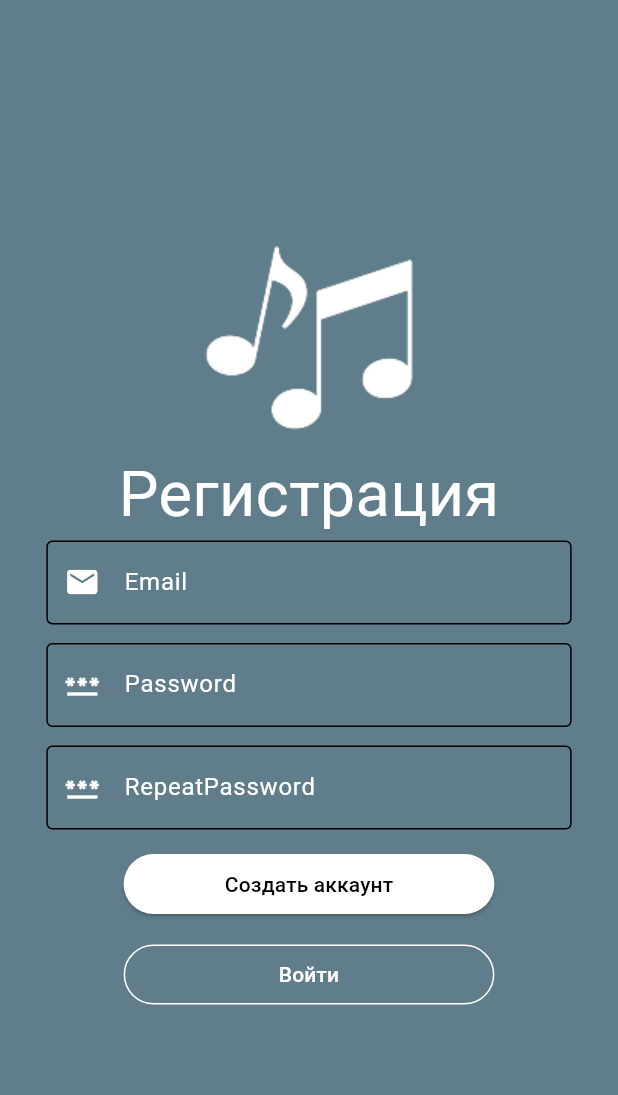
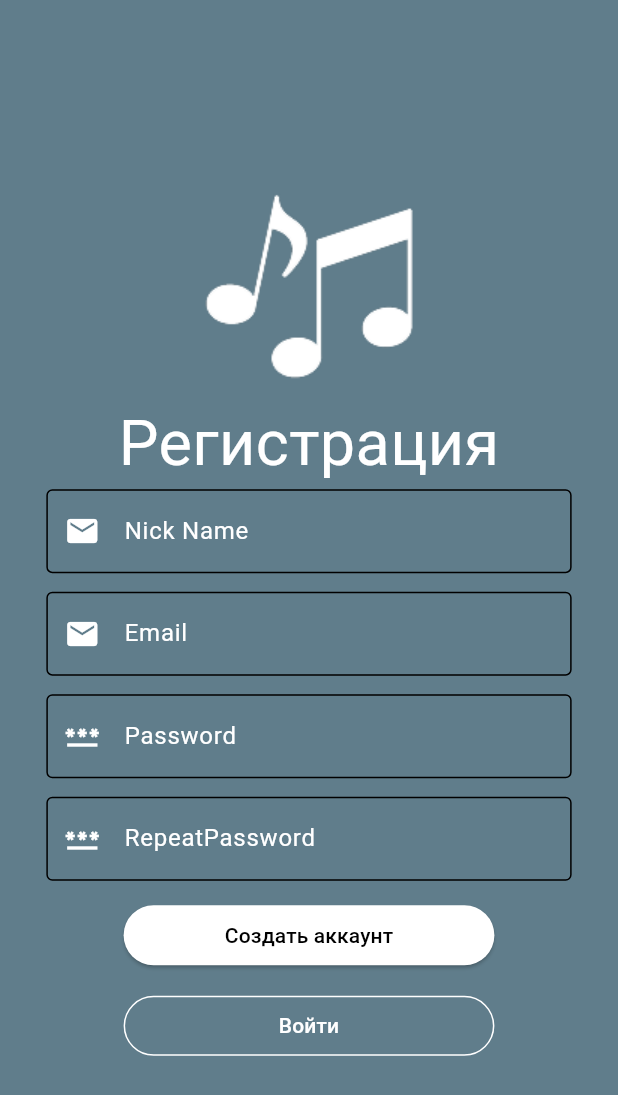
Before and after one commit to MaitoGuyn/music_player, a Flutter app: the RegPage screen opened by its route, on a phone screen of 412 x 824 dp. Shown: the top 1095 px of the screen. Run offline on Flutter 3.47's test engine with Material 3 defaults, Android fonts, the phone set to English and light mode, and no system bars; our stand-ins replace shared_preferences, supabase_flutter; accounts and stored records are empty; statements that could not run were skipped.

Commit message:
master:12345

```diff
--- /dev/null
+++ b/lib/database/storage/image.dart
@@ -0,0 +1,4 @@
+import 'package:supabase_flutter/supabase_flutter.dart';
+
+class storageImage{
+  final Supabase _supabase = Supabase.instance;}
--- a/lib/main.dart
+++ b/lib/main.dart
@@ -49,7 +49,7 @@ class AppTheme extends StatelessWidget {
       ),
       initialRoute: '/',
       routes: {
-        '/': (context) => LandingPage(),
+        '/': (context) => TrackListPage(),
         '/Track': (context) => TrackListPage(),
         '/auth': (context) => AuthPage(),
         '/reg': (context) => RegPage(),
--- a/lib/reg.dart
+++ b/lib/reg.dart
@@ -2,6 +2,7 @@ import 'package:flutter/material.dart';
 import 'package:music_player/TrackListPage.dart';
 import 'package:music_player/auth.dart';
 import 'package:music_player/database/auth.dart';
+import 'package:music_player/database/user_table.dart';
 import 'package:shared_preferences/shared_preferences.dart';
 
 class RegPage extends StatefulWidget {
@@ -15,7 +16,9 @@ class _RegPageState extends State<RegPage> {
   TextEditingController emailController = TextEditingController();
   TextEditingController passController = TextEditingController();
   TextEditingController RepeatpassController = TextEditingController();
+  TextEditingController Nick = TextEditingController();
   AuthServise authServise = AuthServise();
+  UserTable _table =  UserTable();
   @override
   Widget build(BuildContext context) {
     return Scaffold(
@@ -25,6 +28,26 @@ class _RegPageState extends State<RegPage> {
           children: [
             Image.asset('images/logo.png'),
             Text("Регистрация",textScaler: TextScaler.linear(3),),
+            SizedBox(
+              width: MediaQuery.of(context).size.width * 0.85,
+              child: TextField(
+                controller: Nick,
+                cursorColor: Colors.white,
+                decoration: InputDecoration(
+                  prefixIcon: Icon(Icons.email, color: Colors.white),
+                  labelText: 'Nick Name',
+                  labelStyle: TextStyle(color: Colors.white),
+                  focusedBorder: OutlineInputBorder(
+                    borderRadius: BorderRadius.circular(20),
+                    borderSide:BorderSide(color: Colors.white)
+                  ),
+                  enabledBorder: OutlineInputBorder()
+                ),
+              ),
+            ),
+            SizedBox(
+              height: MediaQuery.of(context).size.height * 0.015,
+            ),
             SizedBox(
               width: MediaQuery.of(context).size.width * 0.85,
               child: TextField(
@@ -100,6 +123,7 @@ class _RegPageState extends State<RegPage> {
                    if(passController.text == RepeatpassController.text){
                       var user = await authServise.signUp(emailController.text, passController.text);
                       if(user!= null){
+                        await _table.addUser(Nick.text, emailController.text, passController.text);
                         final prefs = await SharedPreferences.getInstance();
                         await prefs.setBool('isLoggedIn', true);
                         Navigator.popAndPushNamed(context, '/');
--- a/pubspec.yaml
+++ b/pubspec.yaml
@@ -33,6 +33,7 @@ dependencies:
   supabase_flutter: ^2.8.3
   provider: ^6.1.2
   shared_preferences: ^2.5.2
+  audioplayers:  ^6.3.0
   # The following adds the Cupertino Icons font to your application.
   # Use with the CupertinoIcons class for iOS style icons.
   cupertino_icons: ^1.0.8
```
Also changed, not shown: lib/AuthorPage.dart (+27 -6 lines), lib/TrackListPage.dart (+7 -56 lines), lib/database/user_table.dart (added, +37 -0 lines), lib/players.dart (added, +30 -0 lines), pubspec.lock.
